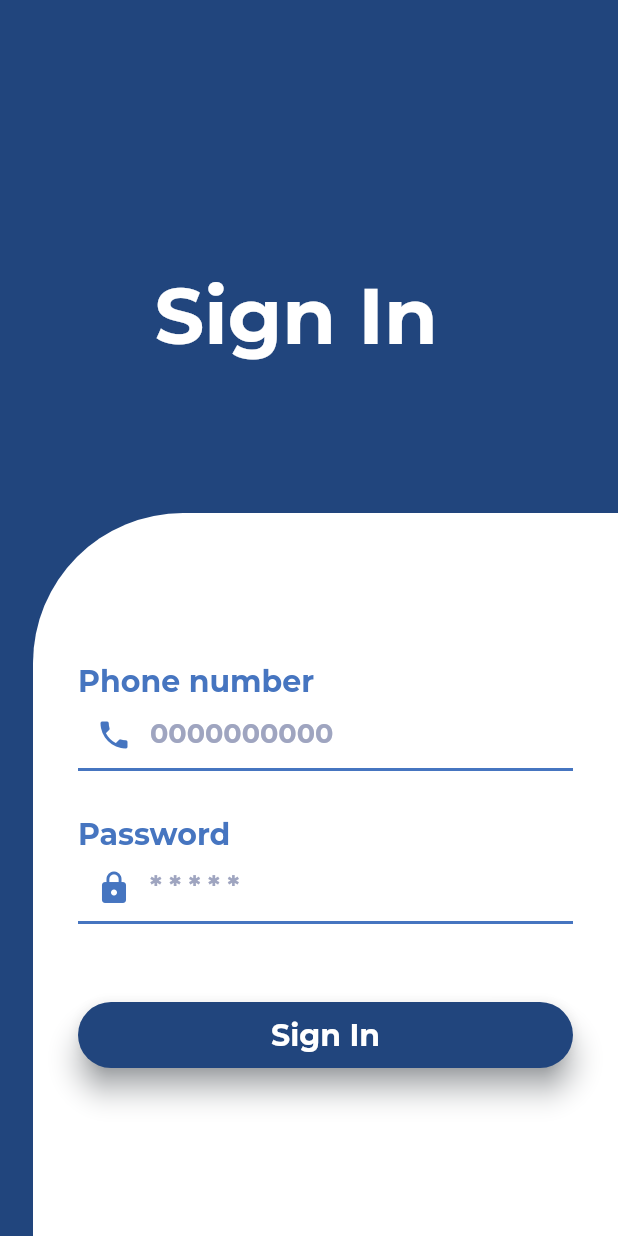
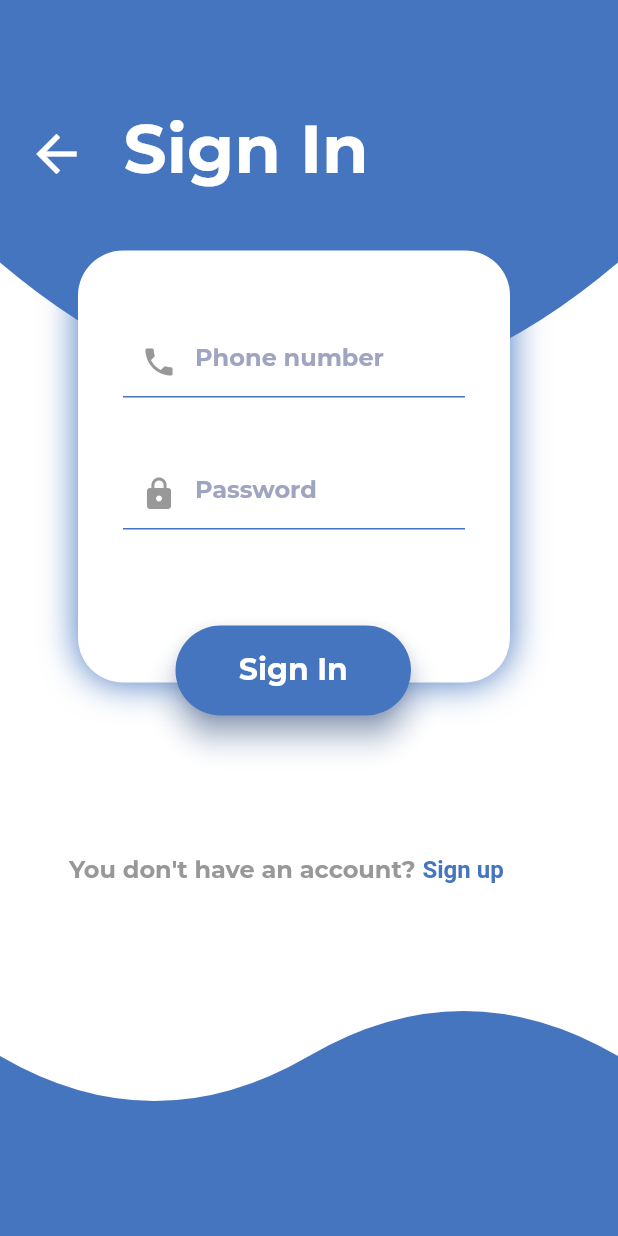
Before and after one commit to minaiscoding/Project-7, a Flutter app: the LoginPage screen opened directly, after a tap on "Sign In", on a phone screen of 412 x 824 dp. Run offline on Flutter 3.47's test engine with Material 2 defaults, Android fonts, the phone set to English and light mode, and no system bars; our stand-ins replace hexcolor.

Commit message:
final version sign in

```diff
--- a/flutter_application_1/lib/SignIn.dart
+++ b/flutter_application_1/lib/SignIn.dart
@@ -1,4 +1,7 @@
 import 'package:flutter/material.dart';
+
+import 'Home.dart';
+import 'SignUp.dart';
 
 class LoginPage extends StatefulWidget {
   @override
@@ -6,152 +9,264 @@ class LoginPage extends StatefulWidget {
 }
 
 class _LoginPageState extends State<LoginPage> {
+  final TextEditingController _fullnameController = TextEditingController();
   final TextEditingController _phoneNumberController = TextEditingController();
   final TextEditingController _passwordController = TextEditingController();
+  final TextEditingController _confirmpasswordController =
+      TextEditingController();
 
   @override
   Widget build(BuildContext context) {
     return Scaffold(
-      backgroundColor: Color(0xFF21457D),
+      backgroundColor: Colors.white, //Color(0xFF4675C0),
       body: Stack(
         children: [
+          Container(
+            height: double.infinity,
+            width: double.infinity,
+            color: Colors.transparent,
+          ),
+          Container(
+            height: 350,
+            child: ClipPath(
+              clipper: MyClipper(),
+              child: Container(
+                color: Color(0xFF4675C0),
+              ),
+            ),
+          ),
           Positioned(
-            left: 103,
-            top: 179,
+            //left: MediaQuery.of(context).size.width * 0.0709,
+            right: MediaQuery.of(context).size.width * 0.86,
+            top: MediaQuery.of(context).size.height * 0.1,
+            // bottom: MediaQuery.of(context).size.height * 0.90,
+            child: InkWell(
+              onTap: () {
+                Navigator.push(
+                    context, MaterialPageRoute(builder: (context) => Home()));
+              },
+              child: Icon(
+                Icons.arrow_back,
+                color: Colors.white,
+                size: 40,
+              ),
+            ),
+          ),
+          Positioned(
+            left: MediaQuery.of(context).size.width * 0.2,
+            top: 72,
             child: Text(
               'Sign In',
               style: TextStyle(
                 fontFamily: 'Montserrat',
                 fontStyle: FontStyle.normal,
-                fontWeight: FontWeight.w600,
-                fontSize: 52,
+                fontWeight: FontWeight.w700,
+                fontSize: 45,
                 color: Colors.white,
                 height: 1.2,
               ),
             ),
           ),
           Positioned(
-            right: 0,
-            top: 342,
+            left: 52,
+            top: 167,
             child: Container(
-              width: 390,
-              height: 502,
+              width: 288,
+              height: 288,
               decoration: BoxDecoration(
                 color: Colors.white,
-                borderRadius: BorderRadius.only(
-                  topLeft: Radius.circular(100),
+                borderRadius: BorderRadius.circular(30),
+                boxShadow: [
+                  BoxShadow(
+                    color: Color(0xFF4675C0),
+                    blurRadius: 20,
+                    spreadRadius: 0,
+                    offset: Offset(0, 0),
                   ),
+                ],
               ),
               child: Padding(
                 padding: EdgeInsets.only(
-                  top: 100,
+                  top: 50,
                   left: 30,
                   right: 30,
                 ),
                 child: Column(
                   crossAxisAlignment: CrossAxisAlignment.stretch,
                   children: [
-                    Text(
-                      'Phone number',
-                      style: TextStyle(
-                        fontFamily: 'Montserrat',
-                        fontStyle: FontStyle.normal,
-                        fontWeight: FontWeight.w600,
-                        fontSize: 20,
-                        height: 1.2,
-                        color: Color(0xFF4675C0),
-                      ),
-                    ),
                     TextField(
                       keyboardType: TextInputType.phone,
                       controller: _phoneNumberController,
                       decoration: InputDecoration(
-                        hintText: '0000000000',
+                        hintText: 'Phone number',
                         hintStyle: TextStyle(
                           fontFamily: 'Montserrat',
                           fontStyle: FontStyle.normal,
                           fontWeight: FontWeight.w600,
-                          fontSize: 18,
+                          fontSize: 16,
                           color: Color(0xFF9FA5C0),
                         ),
                         enabledBorder: UnderlineInputBorder(
                           borderSide:
-                              BorderSide(color: Color(0xFF4675C0), width: 2),
+                              BorderSide(color: Color(0xFF4675C0), width: 1),
                         ),
                         focusedBorder: UnderlineInputBorder(
                           borderSide:
-                              BorderSide(color: Color(0xFF4675C0), width: 2),
+                              BorderSide(color: Color(0xFF4675C0), width: 1),
                         ),
-                        prefixIcon: Icon(Icons.phone, color: Color(0xFF4675C0)),
+                        prefixIcon: Icon(Icons.phone, color: Color(0xFF989898)),
                       ),
                     ),
-                    SizedBox(height: 30),
-                    Text(
-                      'Password',
-                      style: TextStyle(
-                        fontFamily: 'Montserrat',
-                        fontStyle: FontStyle.normal,
-                        fontWeight: FontWeight.w600,
-                        fontSize: 20,
-                        height: 1.2,
-                        color: Color(0xFF4675C0),
-                      ),
-                    ),
+                    SizedBox(height: 40),
                     TextField(
                       controller: _passwordController,
                       obscureText: true,
                       decoration: InputDecoration(
-                        hintText: '* * * * * ',
+                        hintText: 'Password',
                         hintStyle: TextStyle(
                           fontFamily: 'Montserrat',
                           fontStyle: FontStyle.normal,
                           fontWeight: FontWeight.w600,
-                          fontSize: 18,
+                          fontSize: 16,
                           color: Color(0xFF9FA5C0),
                         ),
                         enabledBorder: UnderlineInputBorder(
                           borderSide:
-                              BorderSide(color: Color(0xFF4675C0), width: 2),
+                              BorderSide(color: Color(0xFF4675C0), width: 1),
                         ),
                         focusedBorder: UnderlineInputBorder(
                           borderSide:
-                              BorderSide(color: Color(0xFF4675C0), width: 2),
+                              BorderSide(color: Color(0xFF4675C0), width: 1),
                         ),
-                        prefixIcon: Icon(Icons.lock, color: Color(0xFF4675C0)),
+                        prefixIcon: Icon(Icons.lock, color: Color(0xFF989898)),
                       ),
                     ),
-                    SizedBox(height: 50),
-                    ElevatedButton(
+                    SizedBox(height: 30),
+                  ],
+                ),
+              ),
+            ),
+          ),
+          Positioned(
+            width: 157,
+            height: 60,
+            left: 117,
+            top: 417,
+            child: ElevatedButton(
               onPressed: () {},
-                      child: Padding(
-                        padding: const EdgeInsets.all(10.0),
+              child: Container(
+                width: 112,
+                height: 34,
+                alignment: Alignment.center,
                 child: Text(
                   'Sign In',
                   style: TextStyle(
                     fontFamily: 'Montserrat',
                     fontStyle: FontStyle.normal,
-                            fontWeight: FontWeight.w600,
+                    fontWeight: FontWeight.w700,
                     fontSize: 20,
+                    height: 1,
                     color: Colors.white,
                   ),
                 ),
               ),
               style: ElevatedButton.styleFrom(
-                        primary: Color(0xFF21457D),
-                        shadowColor: Color(0xFF1A2A3A),
+                primary: Color(0xFF4675C0),
                 elevation: 8,
                 shape: RoundedRectangleBorder(
                   borderRadius: BorderRadius.circular(30),
                 ),
+                shadowColor: Color(0xFF4675C0),
+              ),
+            ),
+          ),
+          Positioned(
+            top: MediaQuery.of(context).size.height - 300,
+            left: 0,
+            right: 0,
+            child: CustomPaint(
+              size: Size(MediaQuery.of(context).size.width, 300),
+              painter: WavePainter(),
+            ),
+          ),
+          Positioned(
+            top: 570,
+            left: 46,
+            child: GestureDetector(
+              onTap: () {
+                Navigator.push(
+                  context,
+                  MaterialPageRoute(builder: (context) => SignUpPage()),
+                );
+              },
+              child: Text.rich(
+                TextSpan(
+                  text: 'You don\'t have an account? ',
+                  style: TextStyle(
+                    fontFamily: 'Montserrat',
+                    fontStyle: FontStyle.normal,
+                    fontWeight: FontWeight.w600,
+                    fontSize: 16,
+                    height: 1.2,
+                    color: Color(0xFF989898),
+                  ),
+                  children: <TextSpan>[
+                    TextSpan(
+                      text: 'Sign up',
+                      style: TextStyle(
+                        color: Color(0xff4675C0),
                       ),
                     ),
                   ],
                 ),
               ),
             ),
-          ),
+          )
         ],
       ),
     );
   }
 }
+
+class MyClipper extends CustomClipper<Path> {
+  @override
+  Path getClip(Size size) {
+    final path = Path()
+      ..lineTo(0, size.height * 0.5)
+      ..quadraticBezierTo(
+        size.width * 0.5,
+        size.height,
+        size.width,
+        size.height * 0.5,
+      )
+      ..lineTo(size.width, 0)
+      ..close();
+    return path;
+  }
+
+  @override
+  bool shouldReclip(CustomClipper<Path> oldClipper) => false;
+}
+
+class WavePainter extends CustomPainter {
+  @override
+  void paint(Canvas canvas, Size size) {
+    final paint = Paint()
+      ..color = Color(0xFF4675C0)
+      ..style = PaintingStyle.fill;
+    final path = Path()
+      ..moveTo(0, size.height * 0.6)
+      ..quadraticBezierTo(
+          size.width / 4, size.height * 0.8, size.width / 2, size.height * 0.6)
+      ..quadraticBezierTo(
+          size.width * 3 / 4, size.height * 0.4, size.width, size.height * 0.6)
+      ..lineTo(size.width, size.height)
+      ..lineTo(0, size.height)
+      ..close();
+
+    canvas.drawPath(path, paint);
+  }
+
+  @override
+  bool shouldRepaint(WavePainter oldDelegate) => false;
+}
--- a/flutter_application_1/lib/SignUp.dart
+++ b/flutter_application_1/lib/SignUp.dart
@@ -18,13 +18,13 @@ class _SignUpPageState extends State<SignUpPage> {
   @override
   Widget build(BuildContext context) {
     return Scaffold(
-      backgroundColor: Colors.grey, //Color(0xFF4675C0),
+      backgroundColor: Colors.white, //Color(0xFF4675C0),
       body: Stack(
         children: [
           Container(
             height: double.infinity,
             width: double.infinity,
-            color: Colors.white,
+            color: Colors.transparent,
           ),
           Container(
             height: 350,
@@ -233,7 +233,7 @@ class _SignUpPageState extends State<SignUpPage> {
             ),
           ),
           Positioned(
-            bottom: 0,
+            top: MediaQuery.of(context).size.height - 300,
             left: 0,
             right: 0,
             child: CustomPaint(
@@ -241,6 +241,39 @@ class _SignUpPageState extends State<SignUpPage> {
               painter: WavePainter(),
             ),
           ),
+          Positioned(
+            top: 620,
+            left: 46,
+            child: GestureDetector(
+              onTap: () {
+                Navigator.push(
+                  context,
+                  MaterialPageRoute(builder: (context) => LoginPage()),
+                );
+              },
+              child: Text.rich(
+                TextSpan(
+                  text: 'You already have an account? ',
+                  style: TextStyle(
+                    fontFamily: 'Montserrat',
+                    fontStyle: FontStyle.normal,
+                    fontWeight: FontWeight.w600,
+                    fontSize: 16,
+                    height: 1.2,
+                    color: Color(0xFF989898),
+                  ),
+                  children: <TextSpan>[
+                    TextSpan(
+                      text: 'Sign in',
+                      style: TextStyle(
+                        color: Color(0xff4675C0),
+                      ),
+                    ),
+                  ],
+                ),
+              ),
+            ),
+          )
         ],
       ),
     );
--- a/flutter_application_1/lib/main.dart
+++ b/flutter_application_1/lib/main.dart
@@ -8,4 +8,4 @@ void main() => runApp(MaterialApp(
     debugShowCheckedModeBanner: false, //removes debugger banner from App
     title: 'Fluid',
     theme: ThemeData(fontFamily: 'Montserrat'),
-    home: SignUpPage()));
+    home: LoginPage()));
```
Lines whose indentation alone changed are shown as unchanged.
